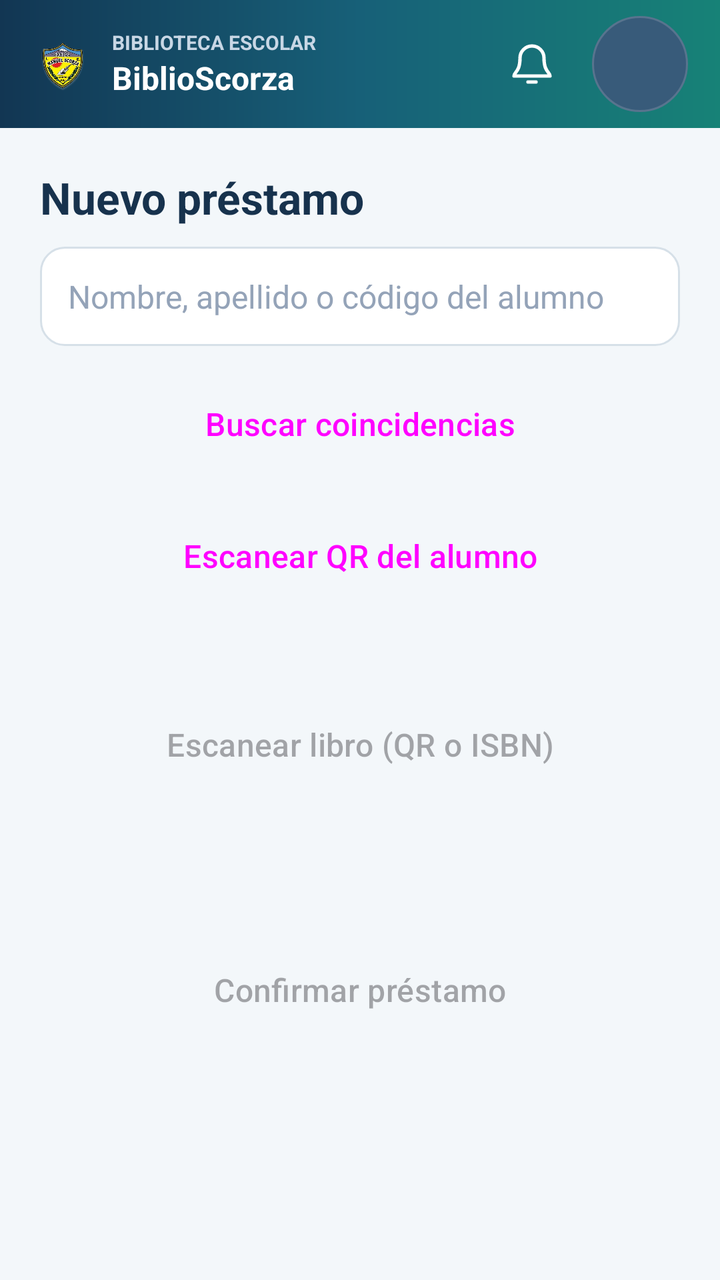
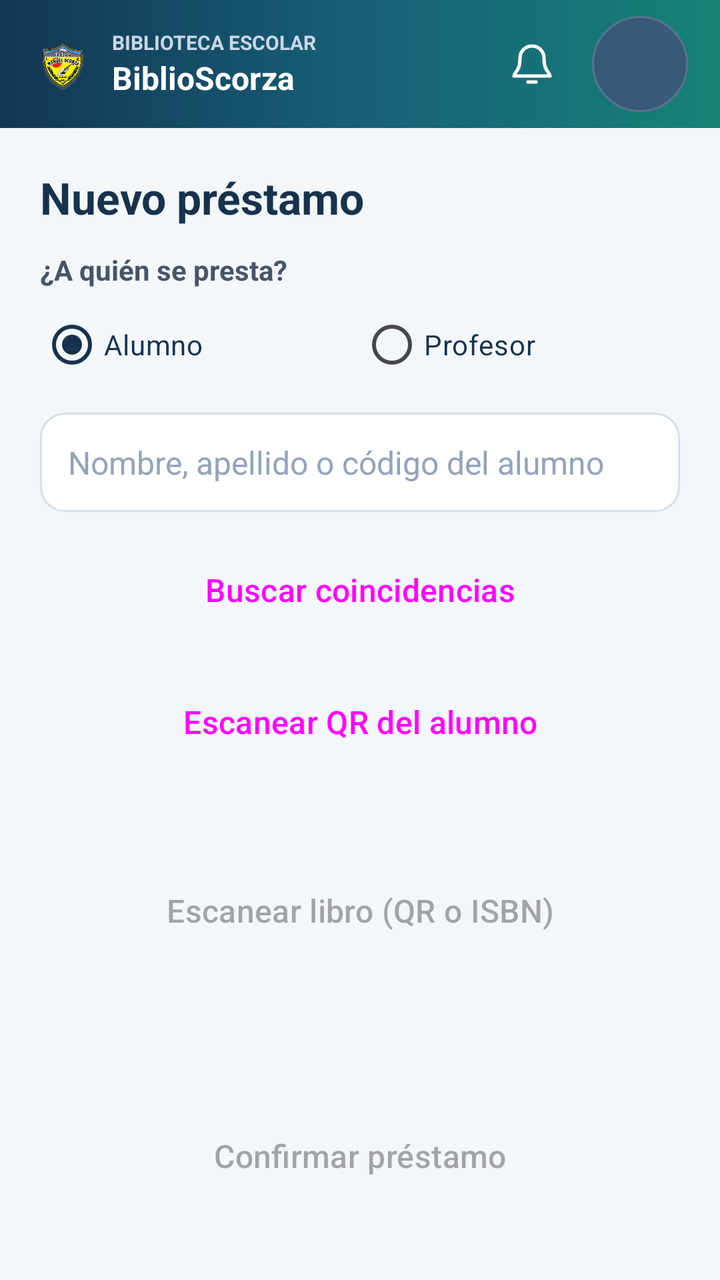

Compare the two renders of this Android layout. The source of the first and the diff that turns it into the second are given below.
<!-- AndroidManifest.xml: application theme Theme.BiblioScorza -->
<!-- res/layout/activity_prestamo.xml -->
<?xml version="1.0" encoding="utf-8"?>
<LinearLayout xmlns:android="http://schemas.android.com/apk/res/android"
    android:layout_width="match_parent" android:layout_height="match_parent"
    android:orientation="vertical">
    <include layout="@layout/view_top_bar" />
    <ScrollView android:layout_width="match_parent" android:layout_height="0dp"
        android:layout_weight="1">
    <LinearLayout android:layout_width="match_parent" android:layout_height="wrap_content"
        android:orientation="vertical" android:padding="20dp">
        <TextView style="@style/BsTitle" android:layout_width="wrap_content" android:layout_height="wrap_content" android:text="Nuevo préstamo" />
        <AutoCompleteTextView android:id="@+id/etAlumno" style="@style/BsInput"
            android:hint="Nombre, apellido o código del alumno" android:inputType="text"
            android:completionThreshold="2" android:singleLine="true" android:imeOptions="actionSearch" />
        <Button android:id="@+id/btnBuscarAlumno" style="@style/BsButton" android:text="Buscar coincidencias" />
        <Button android:id="@+id/btnScanAlumno" style="@style/BsButtonOutline" android:text="Escanear QR del alumno" />
        <TextView android:id="@+id/tvAlumno" style="@style/BsText" android:textStyle="bold" />
        <Button android:id="@+id/btnScanLibro" style="@style/BsButton" android:text="Escanear libro (QR o ISBN)" android:enabled="false" />
        <TextView android:id="@+id/tvItems" style="@style/BsText" />
        <TextView android:id="@+id/tvMsg" style="@style/BsText" />
        <Button android:id="@+id/btnConfirmar" style="@style/BsButton" android:text="Confirmar préstamo" android:enabled="false" />
    </LinearLayout>
    </ScrollView>
</LinearLayout>
<!-- res/layout/view_top_bar.xml (included above) -->
<?xml version="1.0" encoding="utf-8"?>
<LinearLayout xmlns:android="http://schemas.android.com/apk/res/android"
    android:layout_width="match_parent"
    android:layout_height="64dp"
    android:background="@drawable/bg_top_bar"
    android:gravity="center_vertical"
    android:orientation="horizontal"
    android:paddingStart="16dp"
    android:paddingEnd="16dp">

    <ImageButton
        android:id="@+id/btnVolver"
        android:layout_width="44dp"
        android:layout_height="44dp"
        android:background="?attr/selectableItemBackgroundBorderless"
        android:contentDescription="Volver"
        android:padding="12dp"
        android:src="@drawable/ic_arrow_back"
        android:tint="#FFFFFF"
        android:visibility="gone" />

    <ImageView
        android:layout_width="30dp"
        android:layout_height="36dp"
        android:contentDescription="Escudo de Biblioteca-Scorza"
        android:scaleType="fitCenter"
        android:src="@drawable/escudo_colegio_transparente" />

    <LinearLayout
        android:layout_width="0dp"
        android:layout_height="wrap_content"
        android:layout_marginStart="10dp"
        android:layout_weight="1"
        android:orientation="vertical">

        <TextView
            android:layout_width="match_parent"
            android:layout_height="wrap_content"
            android:ellipsize="end"
            android:maxLines="1"
            android:text="BIBLIOTECA ESCOLAR"
            android:textColor="#C8D7E5"
            android:textSize="10sp"
            android:textStyle="bold" />

        <TextView
            android:layout_width="match_parent"
            android:layout_height="wrap_content"
            android:ellipsize="end"
            android:maxLines="1"
            android:text="BiblioScorza"
            android:textColor="#FFFFFF"
            android:textSize="16sp"
            android:textStyle="bold" />
    </LinearLayout>

    <FrameLayout
        android:id="@+id/btnNotificaciones"
        android:layout_width="48dp"
        android:layout_height="48dp"
        android:layout_marginStart="4dp"
        android:background="@drawable/bg_top_bar_action_ripple"
        android:clickable="true"
        android:contentDescription="Notificaciones"
        android:focusable="true">

        <ImageView
            android:layout_width="24dp"
            android:layout_height="24dp"
            android:layout_gravity="center"
            android:contentDescription="@null"
            android:src="@drawable/ic_notifications"
            android:tint="#FFFFFF" />

        <TextView
            android:id="@+id/tvNotificaciones"
            android:layout_width="18dp"
            android:layout_height="18dp"
            android:layout_gravity="top|end"
            android:background="@drawable/bg_top_bar_badge"
            android:gravity="center"
            android:textColor="#FFFFFF"
            android:textSize="10sp"
            android:textStyle="bold"
            android:visibility="gone" />
    </FrameLayout>

    <TextView
        android:id="@+id/btnPerfil"
        android:layout_width="48dp"
        android:layout_height="48dp"
        android:layout_marginStart="6dp"
        android:background="@drawable/bg_top_bar_avatar_ripple"
        android:clickable="true"
        android:contentDescription="Abrir perfil del usuario"
        android:focusable="true"
        android:gravity="center"
        android:minHeight="48dp"
        android:minWidth="48dp"
        android:textColor="#FFFFFF"
        android:textSize="14sp"
        android:textStyle="bold" />
</LinearLayout>
<!-- resources referenced by this layout -->
<resources>
  <!-- drawable bg_top_bar (drawable) -->
  <?xml version="1.0" encoding="utf-8"?>
  <shape xmlns:android="http://schemas.android.com/apk/res/android">
      <gradient
          android:angle="0"
          android:centerColor="#176078"
          android:endColor="#178277"
          android:startColor="#123653"
          android:type="linear" />
      <corners android:radius="0dp" />
  </shape>
  <!-- drawable bg_top_bar_action_ripple (drawable) -->
  <?xml version="1.0" encoding="utf-8"?>
  <ripple xmlns:android="http://schemas.android.com/apk/res/android"
      android:color="#55FFFFFF">
      <item android:id="@android:id/mask">
          <shape android:shape="oval">
              <solid android:color="#FFFFFFFF" />
          </shape>
      </item>
  </ripple>
  <!-- drawable bg_top_bar_avatar_ripple (drawable) -->
  <?xml version="1.0" encoding="utf-8"?>
  <ripple xmlns:android="http://schemas.android.com/apk/res/android"
      android:color="#66FFFFFF">
      <item android:drawable="@drawable/bg_top_bar_avatar" />
      <item android:id="@android:id/mask">
          <shape android:shape="oval">
              <solid android:color="#FFFFFFFF" />
          </shape>
      </item>
  </ripple>
  <!-- drawable bg_top_bar_badge (drawable) -->
  <?xml version="1.0" encoding="utf-8"?>
  <shape xmlns:android="http://schemas.android.com/apk/res/android">
      <solid android:color="#D93445" />
      <corners android:radius="50dp" />
  </shape>
  <!-- drawable ic_arrow_back (drawable) -->
  <vector xmlns:android="http://schemas.android.com/apk/res/android"
      android:width="24dp" android:height="24dp"
      android:viewportWidth="24" android:viewportHeight="24">
      <path android:fillColor="#FF000000"
          android:pathData="M20,12v-2H7.83l5.59,-5.59L12,3l-9,8 9,9 1.41,-1.41L7.83,12H20z" />
  </vector>
  <style name="BsButton" parent="Widget.Material3.Button">
          <item name="android:layout_width">match_parent</item>
          <item name="android:layout_height">54dp</item>
          <item name="android:layout_marginTop">12dp</item>
          <item name="android:textSize">16sp</item>
          <item name="cornerRadius">14dp</item>
      </style>
  <style name="BsButtonOutline" parent="Widget.Material3.Button.OutlinedButton">
          <item name="android:layout_width">match_parent</item>
          <item name="android:layout_height">54dp</item>
          <item name="android:layout_marginTop">12dp</item>
          <item name="android:textSize">16sp</item>
          <item name="cornerRadius">14dp</item>
      </style>
  <style name="BsText">
          <item name="android:layout_width">match_parent</item>
          <item name="android:layout_height">wrap_content</item>
          <item name="android:layout_marginTop">8dp</item>
          <item name="android:textSize">15sp</item>
          <item name="android:textColor">#1E293B</item>
      </style>
  <style name="BsTitle">
          <item name="android:textSize">22sp</item>
          <item name="android:textStyle">bold</item>
          <item name="android:textColor">#17324D</item>
      </style>
  <!-- drawable bg_top_bar_avatar (drawable) -->
  <?xml version="1.0" encoding="utf-8"?>
  <shape xmlns:android="http://schemas.android.com/apk/res/android" android:shape="oval">
      <solid android:color="#385B7A" />
      <stroke android:width="1dp" android:color="#58748E" />
  </shape>
  <!-- drawable input_bg (drawable) -->
  <?xml version="1.0" encoding="utf-8"?>
  <shape xmlns:android="http://schemas.android.com/apk/res/android" android:shape="rectangle">
      <solid android:color="#FFFFFF" />
      <stroke android:width="1dp" android:color="#D6E0E8" />
      <corners android:radius="12dp" />
  </shape>
  <!-- unchanged entries left out for length: 4 -->
</resources>

<!-- the commit's change to res/layout/activity_prestamo.xml (unified diff, before → after) -->
@@ -8,6 +8,21 @@
     <LinearLayout android:layout_width="match_parent" android:layout_height="wrap_content"
         android:orientation="vertical" android:padding="20dp">
         <TextView style="@style/BsTitle" android:layout_width="wrap_content" android:layout_height="wrap_content" android:text="Nuevo préstamo" />
+        <TextView android:layout_width="match_parent" android:layout_height="wrap_content"
+            android:layout_marginTop="12dp" android:text="¿A quién se presta?"
+            android:textColor="#475569" android:textSize="14sp" android:textStyle="bold" />
+        <RadioGroup android:id="@+id/rgTipoPrestatario"
+            android:layout_width="match_parent" android:layout_height="wrap_content"
+            android:layout_marginTop="4dp" android:orientation="horizontal">
+            <RadioButton android:id="@+id/rbAlumno"
+                android:layout_width="0dp" android:layout_height="48dp"
+                android:layout_weight="1" android:checked="true"
+                android:text="Alumno" android:textColor="#17324D" />
+            <RadioButton android:id="@+id/rbProfesor"
+                android:layout_width="0dp" android:layout_height="48dp"
+                android:layout_weight="1" android:text="Profesor"
+                android:textColor="#17324D" />
+        </RadioGroup>
         <AutoCompleteTextView android:id="@+id/etAlumno" style="@style/BsInput"
             android:hint="Nombre, apellido o código del alumno" android:inputType="text"
             android:completionThreshold="2" android:singleLine="true" android:imeOptions="actionSearch" />
